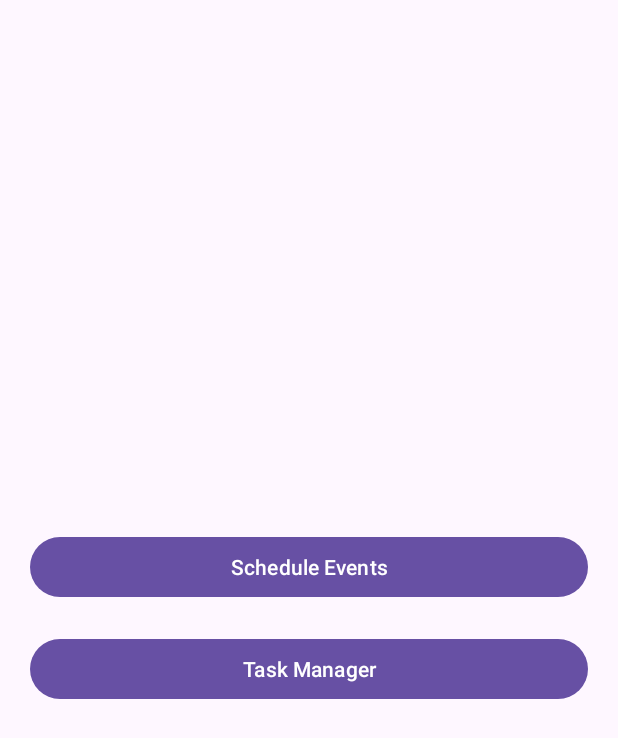
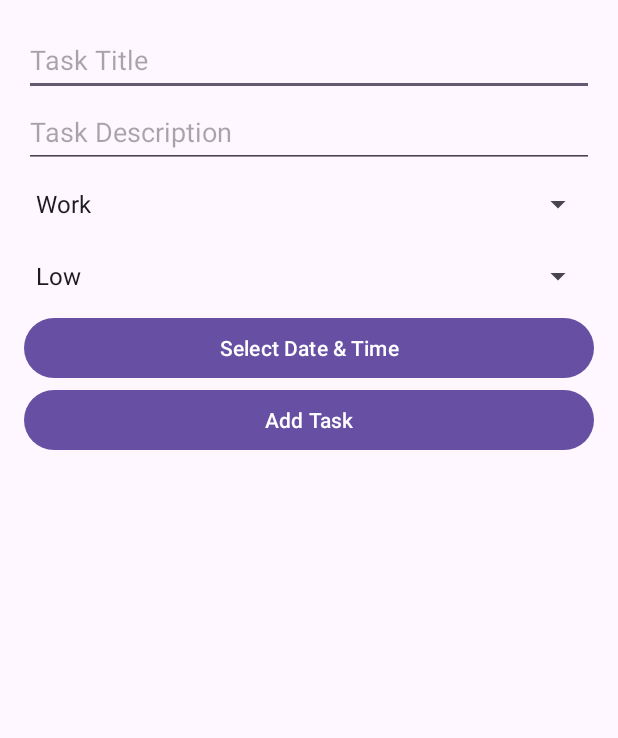
Before and after one commit to ekampfen/CS3318-Mobile-App-Project, an Android app: the screen it shows after launch (MainActivity before the commit, TaskManagerActivity after it), after a tap on "Task Manager", on a phone screen of 412 x 824 dp. Shown: the top 738 px of the screen. Run offline under Robolectric (Android 15) with nearby library versions, the phone set to English and light mode, and no system bars.

Commit message:
Combined integration of calendar and task manager together

```diff
--- a/app/src/main/AndroidManifest.xml
+++ b/app/src/main/AndroidManifest.xml
@@ -23,6 +23,7 @@
         </activity>
 
         <activity android:name=".ScheduleEventsActivity" />
+        <activity android:name=".TaskManagerActivity" />
     </application>
 
 </manifest>
--- a/app/src/main/java/com/example/cs3318_mobile_app_project/MainActivity.kt
+++ b/app/src/main/java/com/example/cs3318_mobile_app_project/MainActivity.kt
@@ -19,7 +19,8 @@ class MainActivity : AppCompatActivity() {
         }
 
         btnTaskManager.setOnClickListener {
-            // Placeholder for future task manager implementation
+            val intent = Intent(this, TaskManagerActivity::class.java)
+            startActivity(intent)
         }
     }
 }
--- a/app/src/main/java/com/example/cs3318_mobile_app_project/ScheduleEventsActivity.kt
+++ b/app/src/main/java/com/example/cs3318_mobile_app_project/ScheduleEventsActivity.kt
@@ -24,6 +24,7 @@ class ScheduleEventsActivity : AppCompatActivity() {
         val endDateIcon: ImageView = findViewById(R.id.endDateIcon)
         val classScheduleContainer: LinearLayout = findViewById(R.id.classScheduleContainer)
         val addClassButton: Button = findViewById(R.id.addClassButton)
+        val btnSendToCalendar: Button = findViewById(R.id.btnSendToCalendar)
 
         // Open Date Picker when clicking on EditText or Calendar Icon
         val dateClickListener = { editText: EditText -> showDatePicker(editText) }
@@ -35,6 +36,11 @@ class ScheduleEventsActivity : AppCompatActivity() {
         // Add class dynamically when button is clicked
         addClassButton.setOnClickListener {
             addClassSchedule(classScheduleContainer)
+        }
+
+        // Send calendar data to Google Calendar
+        btnSendToCalendar.setOnClickListener {
+            // Implement Google Calendar integration here
         }
     }
 
--- /dev/null
+++ b/app/src/main/java/com/example/cs3318_mobile_app_project/TaskManagerActivity.kt
@@ -0,0 +1,82 @@
+package com.example.cs3318_mobile_app_project
+
+import android.app.DatePickerDialog
+import android.app.TimePickerDialog
+import android.os.Bundle
+import android.widget.*
+import androidx.activity.ComponentActivity
+import androidx.activity.viewModels
+import androidx.appcompat.app.AppCompatActivity
+import androidx.lifecycle.Observer
+import java.text.SimpleDateFormat
+import java.util.*
+
+class TaskManagerActivity : AppCompatActivity() {
+    private val viewModel: TaskViewModel by viewModels()
+    private val dateFormat = SimpleDateFormat("yyyy-MM-dd HH:mm", Locale.getDefault())
+
+    override fun onCreate(savedInstanceState: Bundle?) {
+        super.onCreate(savedInstanceState)
+        setContentView(R.layout.activity_task_manager)
+
+        val titleInput = findViewById<EditText>(R.id.titleInput)
+        val descriptionInput = findViewById<EditText>(R.id.descriptionInput)
+        val categorySpinner = findViewById<Spinner>(R.id.categorySpinner)
+        val prioritySpinner = findViewById<Spinner>(R.id.prioritySpinner)
+        val dateButton = findViewById<Button>(R.id.dateButton)
+        val addTaskButton = findViewById<Button>(R.id.addTaskButton)
+        val taskListView = findViewById<ListView>(R.id.taskListView)
+
+        val categoryAdapter = ArrayAdapter.createFromResource(
+            this, R.array.task_categories, android.R.layout.simple_spinner_item
+        )
+        categoryAdapter.setDropDownViewResource(android.R.layout.simple_spinner_dropdown_item)
+        categorySpinner.adapter = categoryAdapter
+
+        val priorityAdapter = ArrayAdapter.createFromResource(
+            this, R.array.task_priorities, android.R.layout.simple_spinner_item
+        )
+        priorityAdapter.setDropDownViewResource(android.R.layout.simple_spinner_dropdown_item)
+        prioritySpinner.adapter = priorityAdapter
+
+        val taskListAdapter = ArrayAdapter<String>(this, android.R.layout.simple_list_item_1, mutableListOf())
+        taskListView.adapter = taskListAdapter
+
+        var selectedDate: String = ""
+        dateButton.setOnClickListener {
+            val calendar = Calendar.getInstance()
+            DatePickerDialog(this, { _, year, month, day ->
+                TimePickerDialog(this, { _, hour, minute ->
+                    calendar.set(year, month, day, hour, minute)
+                    selectedDate = dateFormat.format(calendar.time)
+                    dateButton.text = selectedDate
+                }, calendar.get(Calendar.HOUR_OF_DAY), calendar.get(Calendar.MINUTE), true).show()
+            }, calendar.get(Calendar.YEAR), calendar.get(Calendar.MONTH), calendar.get(Calendar.DAY_OF_MONTH)).show()
+        }
+
+        viewModel.tasks.observe(this, Observer { tasks ->
+            taskListAdapter.clear()
+            taskListAdapter.addAll(tasks.map { "${it.title} - ${it.priority} - ${it.date}" })
+        })
+
+        addTaskButton.setOnClickListener {
+            val title = titleInput.text.toString()
+            val description = descriptionInput.text.toString()
+            val category = categorySpinner.selectedItem.toString()
+            val priority = prioritySpinner.selectedItem.toString()
+            if (title.isNotEmpty() && description.isNotEmpty() && selectedDate.isNotEmpty()) {
+                viewModel.addTask(title, description, category, priority, selectedDate)
+                titleInput.text.clear()
+                descriptionInput.text.clear()
+                dateButton.text = "Select Date & Time"
+            }
+        }
+
+        taskListView.setOnItemClickListener { _, _, position, _ ->
+            val task = viewModel.tasks.value?.get(position)
+            task?.let {
+                Toast.makeText(this, "Task: ${it.title}\nDescription: ${it.description}\nCategory: ${it.category}\nPriority: ${it.priority}\nDate: ${it.date}", Toast.LENGTH_LONG).show()
+            }
+        }
+    }
+}
--- /dev/null
+++ b/app/src/main/res/layout/activity_task_manager.xml
@@ -0,0 +1,53 @@
+<?xml version="1.0" encoding="utf-8"?>
+<LinearLayout xmlns:android="http://schemas.android.com/apk/res/android"
+    android:layout_width="match_parent"
+    android:layout_height="match_parent"
+    android:orientation="vertical"
+    android:padding="16dp">
+
+    <EditText
+        android:id="@+id/titleInput"
+        android:layout_width="match_parent"
+        android:layout_height="wrap_content"
+        android:hint="Task Title"
+        android:minHeight="48dp" />
+
+    <EditText
+        android:id="@+id/descriptionInput"
+        android:layout_width="match_parent"
+        android:layout_height="wrap_content"
+        android:hint="Task Description"
+        android:minHeight="48dp" />
+
+    <Spinner
+        android:id="@+id/categorySpinner"
+        android:layout_width="match_parent"
+        android:layout_height="wrap_content"
+        android:minHeight="48dp" />
+
+    <Spinner
+        android:id="@+id/prioritySpinner"
+        android:layout_width="match_parent"
+        android:layout_height="wrap_content"
+        android:minHeight="48dp" />
+
+    <Button
+        android:id="@+id/dateButton"
+        android:layout_width="match_parent"
+        android:layout_height="wrap_content"
+        android:text="Select Date &amp; Time"
+        android:textColor="@android:color/white" />
+
+    <Button
+        android:id="@+id/addTaskButton"
+        android:layout_width="match_parent"
+        android:layout_height="wrap_content"
+        android:text="Add Task"
+        android:textColor="@android:color/white" />
+
+    <ListView
+        android:id="@+id/taskListView"
+        android:layout_width="match_parent"
+        android:layout_height="wrap_content" />
+
+</LinearLayout>
--- /dev/null
+++ b/app/src/main/res/values/arrays.xml
@@ -0,0 +1,13 @@
+<resources>
+    <string-array name="task_categories">
+        <item>Work</item>
+        <item>School</item>
+        <item>Personal</item>
+    </string-array>
+
+    <string-array name="task_priorities">
+        <item>Low</item>
+        <item>Medium</item>
+        <item>High</item>
+    </string-array>
+</resources>
--- a/build.gradle.kts
+++ b/build.gradle.kts
@@ -2,4 +2,5 @@
 plugins {
     alias(libs.plugins.android.application) apply false
     alias(libs.plugins.kotlin.android) apply false
+    alias(libs.plugins.kotlin.compose) apply false
 }
```
Also changed, not shown: app/build.gradle.kts (+18 -0 lines), app/src/main/java/com/example/cs3318_mobile_app_project/TaskViewModel.kt (added, +30 -0 lines), app/src/main/res/layout/activity_main.xml (+10 -0 lines), app/src/main/res/layout/activity_schedule_events.xml (+8 -0 lines), app/src/main/res/values/colors.xml (+8 -0 lines), gradle/libs.versions.toml (+23 -2 lines).
